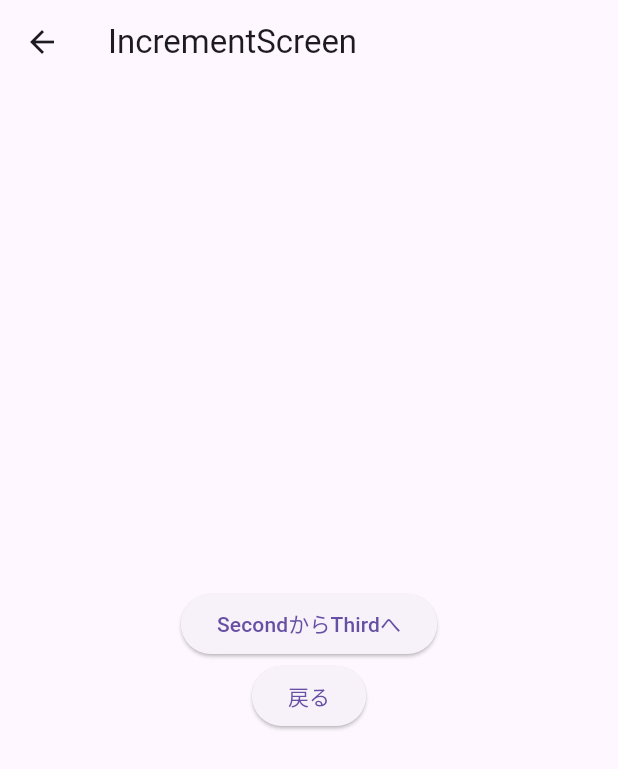
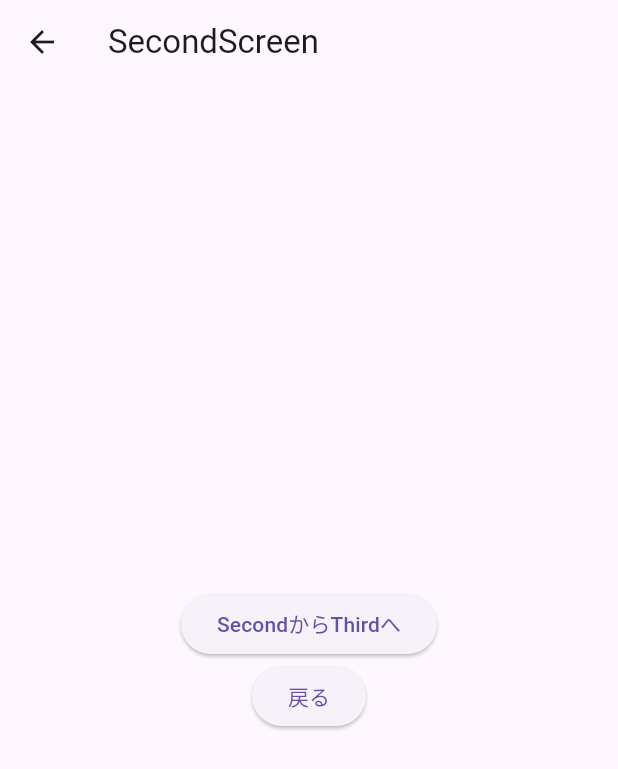
Before and after one commit to Naisinn/flutter_practice_02, a Flutter app: the screen it shows after launch, after a tap on "FirstからSecondへ", on a phone screen of 412 x 824 dp. Shown: the top 769 px of the screen. Run offline on Flutter 3.47's test engine with Material 3 defaults, Android fonts, the phone set to English and light mode, and no system bars; our stand-ins replace go_router.

Commit message:
go_routerで実装

```diff
--- a/lib/main.dart
+++ b/lib/main.dart
@@ -1,25 +1,34 @@
 import 'package:flutter/material.dart';
+import 'package:go_router/go_router.dart';
 
 void main() {
-  runApp(MaterialApp(
-    initialRoute: '/',
-    routes: {
-      '/': (context) => FirstScreen(),
-      '/second': (context) => const SecondScreen(),
-      '/second/third': (context) => const ThirdScreen(),
-    },
-  ));
+  runApp(
+    MaterialApp.router(
+      routerConfig: _router,
+    ),
+  );
 }
 
-// アプリ起動時に表示されるFirstScreenウィジェット
-class FirstScreen extends StatefulWidget {
+final _router = GoRouter(
+  routes: [
+    GoRoute(
+      path: '/',
+      builder: (context, state) => const FirstScreen(), routes: [
+      GoRoute(
+        path: 'second',
+        builder: (context, state) => const SecondScreen(),routes:[
+        GoRoute(
+          path: 'third',
+          builder: (context, state) => const ThirdScreen(),
+        ),
+      ]
+      ), ],
+    ),
+  ],
+);
+
+class FirstScreen extends StatelessWidget {
   const FirstScreen({super.key});
-
-  @override
-  State<StatefulWidget> createState() => _FirstScreenState();
-}
-
-class _FirstScreenState extends State<FirstScreen> {
 
   @override
   Widget build(BuildContext context) {
@@ -34,15 +43,13 @@ class _FirstScreenState extends State<FirstScreen> {
             ElevatedButton(
               child: const Text('FirstからSecondへ'),
               onPressed: () {
-                Navigator.of(context).pushNamed('/second');
-                // Second画面へ遷移する処理を実装
+                GoRouter.of(context).go('/second');
               },
             ),
             ElevatedButton(
               child: const Text('FirstからThirdへ'),
               onPressed: () {
-                Navigator.of(context).pushNamed('/second/third');
-                // Third画面へ遷移する処理を実装
+                GoRouter.of(context).go('/second/third');
               },
             ),
           ],
@@ -59,19 +66,23 @@ class SecondScreen extends StatelessWidget {
   Widget build(BuildContext context) {
     return Scaffold(
       appBar: AppBar(
-        title: const Text('IncrementScreen'),
+        title: const Text('SecondScreen'),
       ),
       body: Center(
         child: Column(
           mainAxisAlignment: MainAxisAlignment.center,
           children: [
             ElevatedButton(
-              child: const Text('SecondからThirdへ'), onPressed: () {
-              Navigator.of(context).pushNamed('/second/third');
-            },
-            ), ElevatedButton(
-              child: const Text('戻る'), onPressed: () {
-              Navigator.of(context).pop(); },
+              child: const Text('SecondからThirdへ'),
+              onPressed: () {
+                GoRouter.of(context).go('/second/third');
+              },
+            ),
+            ElevatedButton(
+              child: const Text('戻る'),
+              onPressed: () {
+                GoRouter.of(context).pop();
+              },
             ),
           ],
         ),
@@ -80,7 +91,6 @@ class SecondScreen extends StatelessWidget {
   }
 }
 
-// 画面遷移先として用意したThirdScreenウィジェット
 class ThirdScreen extends StatelessWidget {
   const ThirdScreen({super.key});
 
@@ -97,7 +107,7 @@ class ThirdScreen extends StatelessWidget {
             ElevatedButton(
               child: const Text('戻る'),
               onPressed: () {
-                Navigator.of(context).pop();
+                GoRouter.of(context).pop();
               },
             ),
           ],
--- a/pubspec.yaml
+++ b/pubspec.yaml
@@ -35,6 +35,7 @@ dependencies:
   # The following adds the Cupertino Icons font to your application.
   # Use with the CupertinoIcons class for iOS style icons.
   cupertino_icons: ^1.0.8
+  go_router: ^14.2.7
 
 dev_dependencies:
   flutter_test:
```
Also changed, not shown: pubspec.lock.
